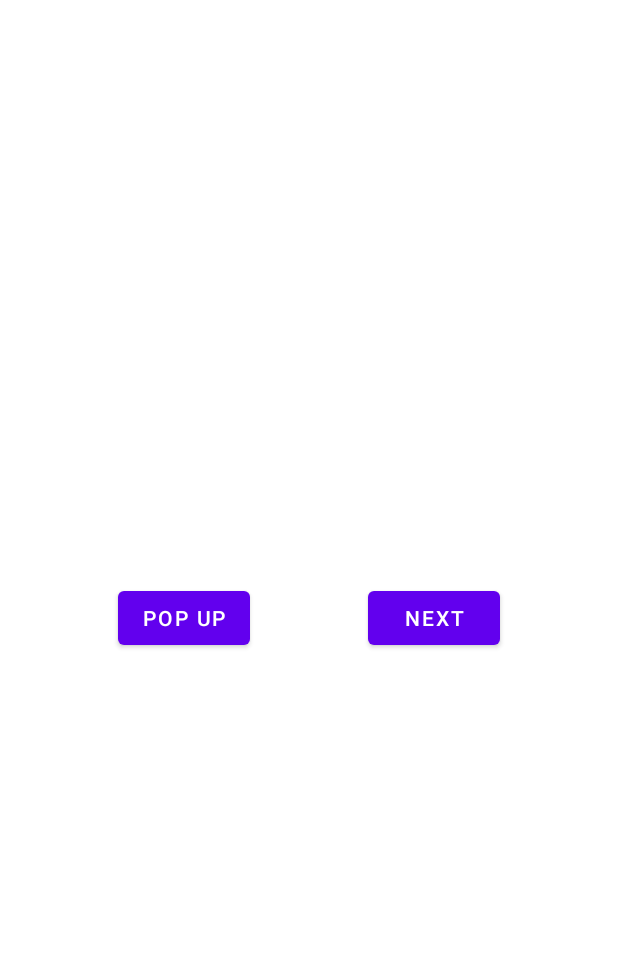
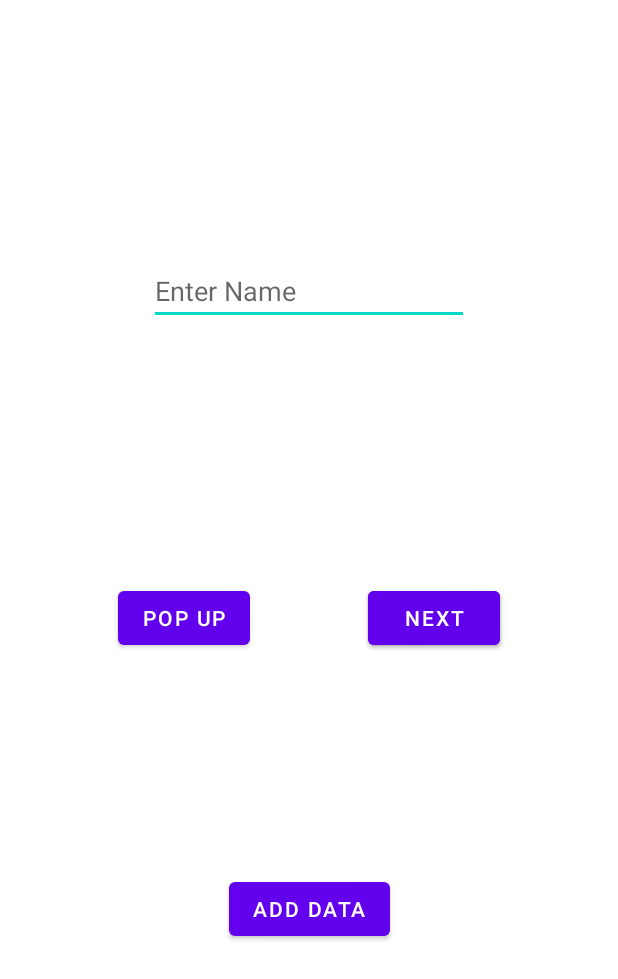
Before and after one commit to um41r254/starting_again, an Android app: the layout activity_main.xml on its own in the app's theme, with its tools: preview values and no code run, on a phone screen of 412 x 824 dp. Shown: the top 979 px of the screen. Run offline under Robolectric (Android 15) with nearby library versions, the phone set to English and light mode, and no system bars.

Commit message:
Add Data to firebase(july 26 - from ali) View Binding(july 26 - from ali) String parsing(july 26 - from ali) Update data in firebase(july 26 - from ali)

```diff
--- a/app/build.gradle
+++ b/app/build.gradle
@@ -15,6 +15,10 @@ android {
         versionName "1.0"
 
         testInstrumentationRunner "androidx.test.runner.AndroidJUnitRunner"
+    }
+
+    buildFeatures {
+        viewBinding true
     }
 
     buildTypes {
--- a/app/src/main/AndroidManifest.xml
+++ b/app/src/main/AndroidManifest.xml
@@ -22,7 +22,11 @@
         </activity>
         <activity android:name=".DropTest" />
         <activity android:name=".MainActivity">
+            <intent-filter>
+                <action android:name="android.intent.action.MAIN" />
 
+                <category android:name="android.intent.category.LAUNCHER" />
+            </intent-filter>
 
         </activity>
     </application>
--- a/app/src/main/java/com/mid_banchers/starting_again/Tab.java
+++ b/app/src/main/java/com/mid_banchers/starting_again/Tab.java
@@ -7,9 +7,11 @@ import android.os.Bundle;
 
 import com.google.android.material.tabs.TabLayout;
 import com.google.android.material.tabs.TabLayoutMediator;
+import com.mid_banchers.starting_again.databinding.ActivityTabBinding;
 
 public class Tab extends AppCompatActivity {
 TabLayout tabs;
+
     @Override
     protected void onCreate(Bundle savedInstanceState) {
         super.onCreate(savedInstanceState);
--- a/app/src/main/res/layout/activity_main.xml
+++ b/app/src/main/res/layout/activity_main.xml
@@ -7,7 +7,7 @@
     tools:context=".MainActivity">
 
     <Button
-        android:id="@+id/dialog"
+        android:id="@+id/btn_dialog"
         android:layout_width="wrap_content"
         android:layout_height="wrap_content"
         android:text="Pop up"
@@ -21,8 +21,40 @@
         android:layout_width="wrap_content"
         android:layout_height="wrap_content"
         android:text="Next"
-        app:layout_constraintBottom_toBottomOf="@+id/dialog"
+        app:layout_constraintBottom_toBottomOf="@+id/btn_dialog"
         app:layout_constraintEnd_toEndOf="parent"
-        app:layout_constraintStart_toEndOf="@+id/dialog"
-        app:layout_constraintTop_toTopOf="@+id/dialog" />
+        app:layout_constraintStart_toEndOf="@+id/btn_dialog"
+        app:layout_constraintTop_toTopOf="@+id/btn_dialog" />
+
+    <Button
+        android:id="@+id/next2"
+        android:layout_width="wrap_content"
+        android:layout_height="wrap_content"
+        android:text="Next"
+        app:layout_constraintBottom_toBottomOf="@+id/btn_dialog"
+        app:layout_constraintEnd_toEndOf="parent"
+        app:layout_constraintStart_toEndOf="@+id/btn_dialog"
+        app:layout_constraintTop_toTopOf="@+id/btn_dialog" />
+
+    <Button
+        android:id="@+id/btn_add_data"
+        android:layout_width="wrap_content"
+        android:layout_height="wrap_content"
+        android:text="Add Data"
+        app:layout_constraintBottom_toBottomOf="parent"
+        app:layout_constraintEnd_toEndOf="@+id/next"
+        app:layout_constraintStart_toStartOf="@+id/btn_dialog"
+        app:layout_constraintTop_toTopOf="@+id/btn_dialog" />
+
+    <EditText
+        android:id="@+id/et_name"
+        android:layout_width="wrap_content"
+        android:layout_height="wrap_content"
+        android:ems="10"
+        android:hint="Enter Name"
+        android:inputType="textPersonName"
+        app:layout_constraintBottom_toTopOf="@+id/btn_dialog"
+        app:layout_constraintEnd_toEndOf="parent"
+        app:layout_constraintStart_toStartOf="parent"
+        app:layout_constraintTop_toTopOf="parent" />
 </androidx.constraintlayout.widget.ConstraintLayout>
```
Also changed, not shown: app/src/main/java/com/mid_banchers/starting_again/MainActivity.java (+56 -20 lines), app/src/main/java/com/mid_banchers/starting_again/RecycleImplement.java (+6 -28 lines), app/src/main/java/com/mid_banchers/starting_again/Tab1.java (+8 -10 lines), app/src/main/res/layout/showing_string.xml (+11 -14 lines).
